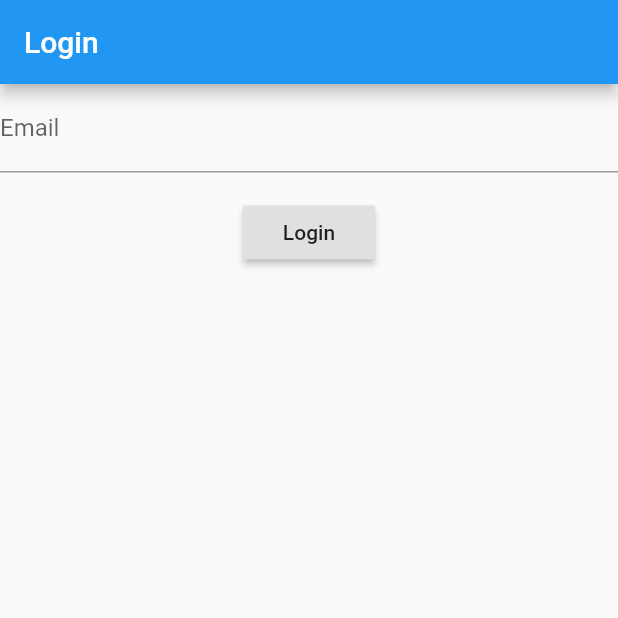
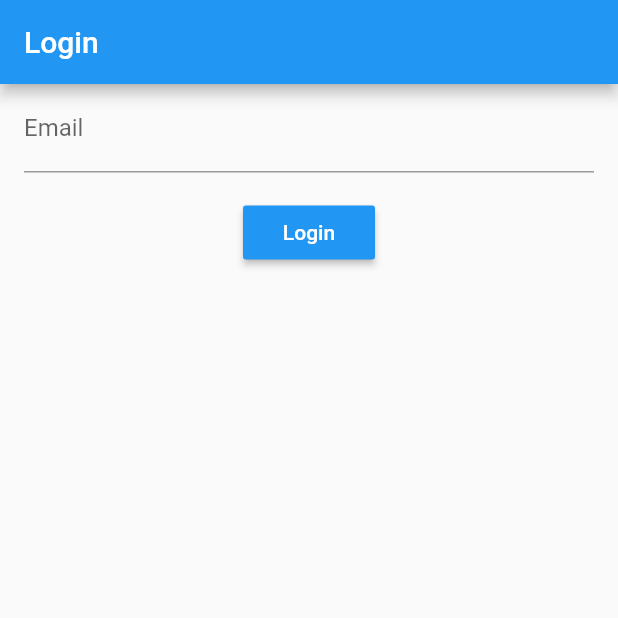
Before and after one commit to hgranthorner/flutter_sample, a Flutter app: the screen it shows after launch, on a phone screen of 412 x 824 dp, the top half of it. Run offline on Flutter 3.47's test engine with Material 2 defaults, Android fonts, the phone set to English and light mode, and no system bars; our stand-ins replace charts_flutter.

Commit message:
Fixed up colors

```diff
--- a/lib/LoginPage.dart
+++ b/lib/LoginPage.dart
@@ -12,10 +12,13 @@ class LoginPage extends StatelessWidget {
       body: Column(
         children: <Widget>[
           Form(
-            child: TextFormField(
-              validator: (value) =>
-                  value.isEmpty ? 'Please enter some text' : null,
-              decoration: InputDecoration(labelText: 'Email'),
+            child: Padding(
+              padding: const EdgeInsets.symmetric(horizontal: 16),
+              child: TextFormField(
+                validator: (value) =>
+                    value.isEmpty ? 'Please enter some text' : null,
+                decoration: InputDecoration(labelText: 'Email'),
+              ),
             ),
           ),
           Padding(
@@ -25,7 +28,11 @@ class LoginPage extends StatelessWidget {
                 Navigator.pushNamedAndRemoveUntil(
                     context, Routes.homeRoute.route, (r) => false);
               },
-              child: Text('Login'),
+              child: Text(
+                'Login',
+                style: TextStyle(color: Colors.white),
+              ),
+              color: Colors.blue,
             ),
           )
         ],
```
Also changed, not shown: lib/ChartPage.dart (+10 -2 lines), lib/components/HomePageListItem.dart (+6 -5 lines).
